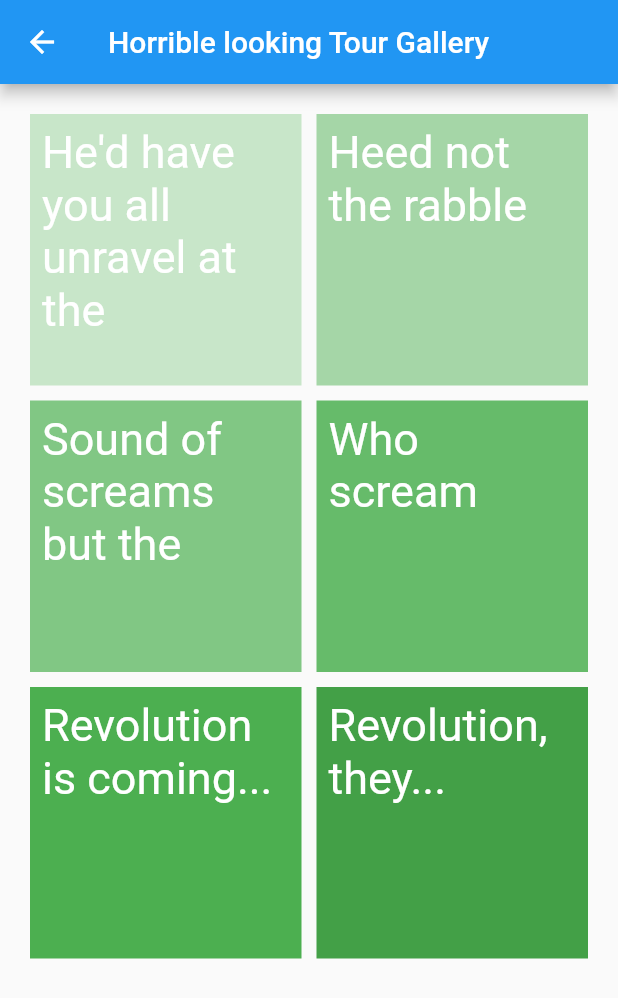
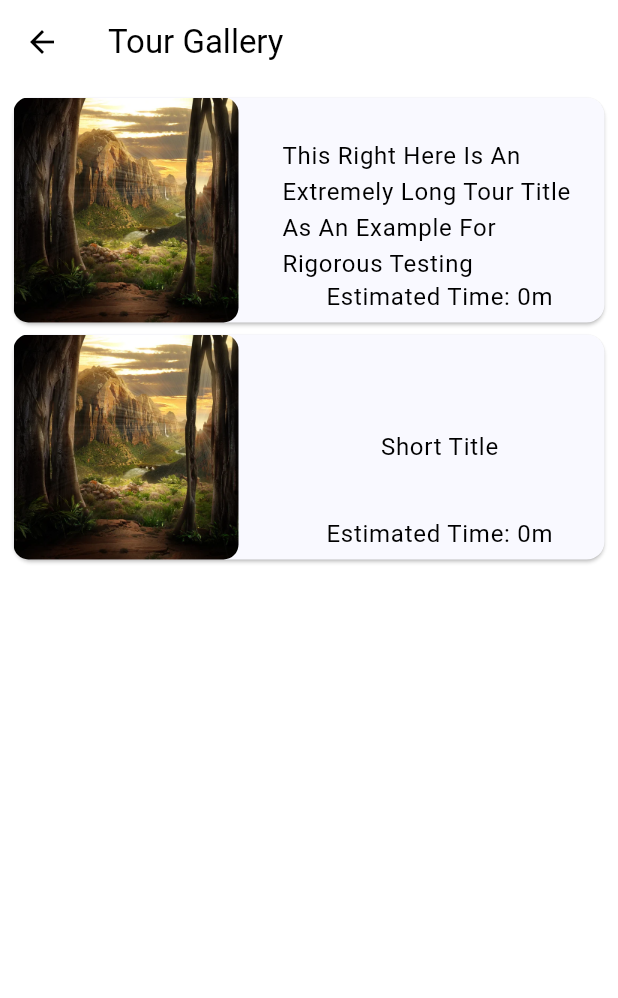
Before and after one commit to tourforge/baseline, a Flutter app: the TourGallery screen opened directly, on a phone screen of 412 x 824 dp. Shown: the top 998 px of the screen. Run offline on Flutter 3.47's test engine with Material 2 defaults, Android fonts, the phone set to English and light mode, and no system bars; our stand-ins replace google_fonts.

Commit message:
Second iteration of gallery UI, it is looking good.

```diff
--- a/lib/main.dart
+++ b/lib/main.dart
@@ -1,5 +1,8 @@
 import 'package:flutter/material.dart';
+import 'theme.dart';
+
 import 'screens/gallery.dart';
+
 void main() {
   runApp(const MyApp());
 }
@@ -11,10 +14,8 @@ class MyApp extends StatelessWidget {
   Widget build(BuildContext context) {
     return MaterialApp(
       title: '',
-      theme: ThemeData(
-        primarySwatch: Colors.blue,
-      ),
-      home: const Homepage(title: "I'm bad at frontend, homepage btw"),
+      theme: themeData,
+      home: const Homepage(title: "Homepage"),
     );
   }
 }
@@ -33,7 +34,7 @@ class Homepage extends StatelessWidget {
           onPressed: () {
             Navigator.push(
               context,
-              MaterialPageRoute(builder: (context) => const TourGallery(title: "Horrible looking Tour Gallery")),
+              MaterialPageRoute(builder: (context) => const TourGallery(title: "Tour Gallery")),
             );
           },
           child: const Text('Go to tour gallery'),
--- a/lib/screens/gallery.dart
+++ b/lib/screens/gallery.dart
@@ -5,56 +5,103 @@ import 'package:flutter/material.dart';
 // }
 class TourGallery extends StatelessWidget {
   const TourGallery({super.key, required this.title});
+
   final String title;
+
   @override
   Widget build(BuildContext context) {
+    List<TourListItem> items = <TourListItem>[];
+    items.add(TourListItem(
+        title: "This Right Here Is An Extremely Long Tour Title As An Example For Rigorous Testing",
+        thumbnail: Image.asset("assets/images/placeholder.webp"),
+        eta: 0)
+    );
+    items.add(TourListItem(
+        title: "Short Title",
+        thumbnail: Image.asset("assets/images/placeholder.webp"),
+        eta: 0)
+    );
     return Scaffold(
       appBar: AppBar(
         title: Text(title),
       ),
-      body: CustomScrollView(
-        primary: false,
-        slivers: <Widget>[
-          DefaultTextStyle(
-            style: const TextStyle(fontSize: 30),
-            child: SliverPadding(
-              padding: const EdgeInsets.all(20),
-              sliver: SliverGrid.count(
-                crossAxisSpacing: 10,
-                mainAxisSpacing: 10,
-                crossAxisCount: 2,
+      body: TourListView(items: items),
+    );
+  }
+}
+
+
+class TourListView extends StatelessWidget {
+  const TourListView({super.key, required this.items});
+
+  final List<TourListItem> items;
+
+  @override
+  Widget build(BuildContext context) {
+    return ListView.builder(
+      padding: const EdgeInsets.all(5),
+      itemCount: items.length,
+      itemBuilder: (BuildContext context, int index) {
+        return Card(child: items[index]);
+      },
+    );
+  }
+}
+
+
+class TourListItem extends StatelessWidget {
+  const TourListItem({super.key, required this.title,
+    required this.thumbnail, required this.eta});
+
+  final String title;
+  final Image thumbnail;
+  final int eta;
+
+  @override
+  Widget build(BuildContext context) {
+    return SizedBox(
+      height: 150,
+      child: Stack(
         children: <Widget>[
-                  Container(
-                    padding: const EdgeInsets.all(8),
-                    color: Colors.green[100],
-                    child: const Text("He'd have you all unravel at the"),
+          Align(
+            alignment: AlignmentDirectional.topStart,
+            child: Container(
+              width: 150,
+              child: ClipRRect(
+                borderRadius: BorderRadius.circular(10),
+                child: Image.asset("assets/images/placeholder.webp"),
               ),
-                  Container(
-                    padding: const EdgeInsets.all(8),
-                    color: Colors.green[200],
-                    child: const Text('Heed not the rabble'),
             ),
-                  Container(
-                    padding: const EdgeInsets.all(8),
-                    color: Colors.green[300],
-                    child: const Text('Sound of screams but the'),
           ),
-                  Container(
-                    padding: const EdgeInsets.all(8),
-                    color: Colors.green[400],
-                    child: const Text('Who scream'),
+
+          Align(
+            alignment: AlignmentDirectional.centerEnd,
+            child: Container(
+              padding: const EdgeInsets.all(5),
+              width: 220,
+              child: Flexible(
+                child: Stack(
+                  children: <Widget>[
+                    Align(
+                      alignment: AlignmentDirectional.center,
+                      child: Flexible(
+                        child: Text(
+                          title,
+                          style: Theme.of(context).textTheme.bodyLarge,
                         ),
-                  Container(
-                    padding: const EdgeInsets.all(8),
-                    color: Colors.green[500],
-                    child: const Text('Revolution is coming...'),
                       ),
-                  Container(
-                    padding: const EdgeInsets.all(8),
-                    color: Colors.green[600],
-                    child: const Text('Revolution, they...'),
+                    ),
+                    Align(
+                      alignment: AlignmentDirectional.bottomCenter,
+                      child: Flexible(
+                        child: Text(
+                          "Estimated Time: ${eta}m",
+                          style: Theme.of(context).textTheme.bodyLarge,
+                        ),
+                      ),
                     ),
                   ],
+                ),
               ),
             ),
           ),
@@ -63,7 +110,3 @@ class TourGallery extends StatelessWidget {
     );
   }
 }
-
-// class TourItem extends StatelessElement {
-//   TourItem(super.widget);
-// }
```
Lines whose indentation alone changed are shown as unchanged.
